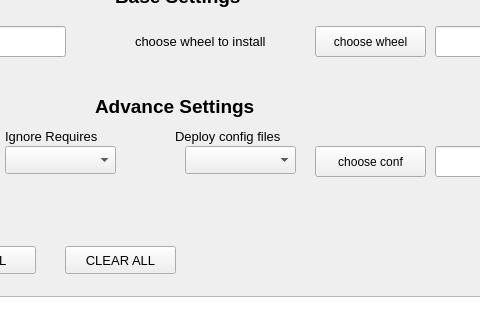
Qt form src/main/resources/base/main_window.ui (FrancescoGalasso/pip-installer-gui) before a commit; both pictures show x 305 to 785 and y 124 to 444 of the 1024 by 600 pixel window.
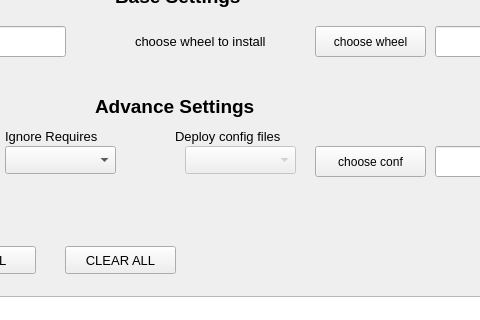
The same form after that commit.

```diff
--- a/src/main/resources/base/main_window.ui
+++ b/src/main/resources/base/main_window.ui
@@ -337,6 +337,9 @@
      </property>
     </widget>
     <widget class="QComboBox" name="comboBox_config_files">
+     <property name="enabled">
+      <bool>false</bool>
+     </property>
      <property name="geometry">
       <rect>
        <x>500</x>
```
